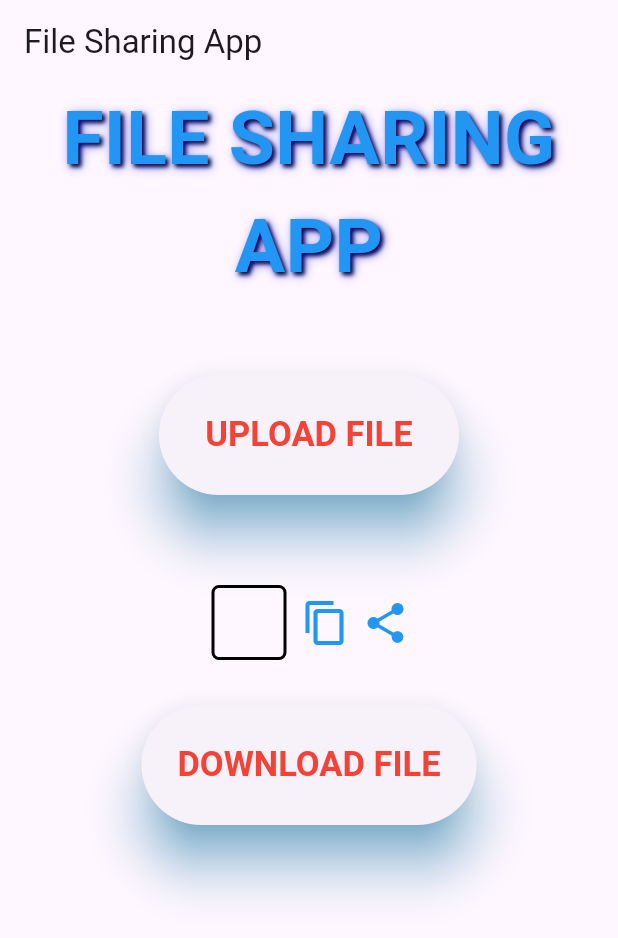
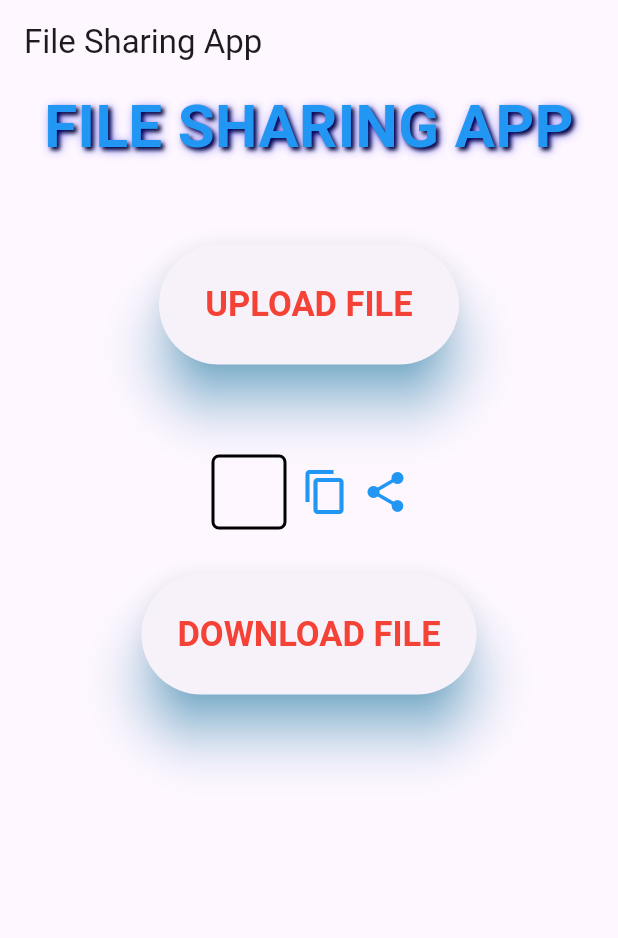
Before and after one commit to OpenLake/File-Sharing-App, a Flutter app: the screen it shows after launch, after a tap on "UPLOAD FILE", on a phone screen of 412 x 824 dp. Shown: the top 938 px of the screen. Run offline on Flutter 3.47's test engine with Material 3 defaults, Android fonts, the phone set to English and light mode, and no system bars; our stand-ins replace file_picker, share_plus.

Commit message:
updating documentation

```diff
--- a/filesharing/lib/main.dart
+++ b/filesharing/lib/main.dart
@@ -30,12 +30,14 @@ class MyHomePage extends StatefulWidget {
 
 class _MyHomePageState extends State<MyHomePage> {
   String download = "";
-  String? uploadedFilename; // Store the uploaded filename
+  String? uploadedFilename;
+  bool isUploading = false; // Track upload state
+  bool isDownloading = false; // Track download state
 
   Future<void> share() async {
     await Share.share(
-      'Example share text\nhttps://flutter.dev/',
-      subject: 'Example share',
+      download.isEmpty ? 'No file URL available' : 'Shared file URL: $download',
+      subject: 'Shared File URL',
     );
   }
 
@@ -56,7 +58,7 @@ class _MyHomePageState extends State<MyHomePage> {
                 style: TextStyle(
                   fontWeight: FontWeight.bold,
                   color: Colors.blue,
-                  fontSize: 50,
+                  fontSize: 40, // Reduced for better responsiveness
                   shadows: <Shadow>[
                     Shadow(
                       offset: Offset(2.0, 2.0),
@@ -73,8 +75,13 @@ class _MyHomePageState extends State<MyHomePage> {
               ),
               const SizedBox(height: 50),
               ElevatedButton(
-                onPressed: () async {
-                  final currentContext = context; // Store context before async
+                onPressed: isUploading
+                    ? null
+                    : () async {
+                        setState(() {
+                          isUploading = true;
+                        });
+                        final currentContext = context;
                         try {
                           FilePickerResult? result =
                               await FilePicker.platform.pickFiles(
@@ -82,10 +89,11 @@ class _MyHomePageState extends State<MyHomePage> {
                             allowMultiple: false,
                           );
 
-                    if (result != null && result.files.single.path != null) {
+                          if (result != null &&
+                              result.files.single.path != null) {
                             var request = http.MultipartRequest(
                               'POST',
-                        Uri.parse('http://10.3.10.222:8000/upload'),
+                              Uri.parse('http://127.0.0.1:8000/upload'),
                             );
                             request.files.add(
                               await http.MultipartFile.fromPath(
@@ -97,19 +105,25 @@ class _MyHomePageState extends State<MyHomePage> {
                             var response = await request.send();
                             if (mounted && currentContext.mounted) {
                               if (response.statusCode == 200) {
-                          // Read the response body (presigned URL and success message)
                                 final responseBody =
                                     await response.stream.bytesToString();
                                 setState(() {
                                   download = responseBody.split('\n').first;
                                   uploadedFilename = result.files.single.name;
+                                  isUploading = false;
                                 });
-                          ScaffoldMessenger.of(currentContext).showSnackBar(
+                                ScaffoldMessenger.of(currentContext)
+                                    .showSnackBar(
                                   const SnackBar(
-                                content: Text("File uploaded successfully")),
+                                      content:
+                                          Text("File uploaded successfully")),
                                 );
                               } else {
-                          ScaffoldMessenger.of(currentContext).showSnackBar(
+                                setState(() {
+                                  isUploading = false;
+                                });
+                                ScaffoldMessenger.of(currentContext)
+                                    .showSnackBar(
                                   SnackBar(
                                     content: Text(
                                         "File upload failed: ${response.statusCode}"),
@@ -117,11 +131,19 @@ class _MyHomePageState extends State<MyHomePage> {
                                 );
                               }
                             }
+                          } else {
+                            setState(() {
+                              isUploading = false;
+                            });
                           }
                         } catch (e) {
+                          setState(() {
+                            isUploading = false;
+                          });
                           if (mounted && currentContext.mounted) {
                             ScaffoldMessenger.of(currentContext).showSnackBar(
-                        SnackBar(content: Text("Error uploading file: $e")),
+                              SnackBar(
+                                  content: Text("Error uploading file: $e")),
                             );
                           }
                         }
@@ -134,7 +156,13 @@ class _MyHomePageState extends State<MyHomePage> {
                   elevation: 15,
                   minimumSize: const Size(200, 80),
                 ),
-                child: const Text('UPLOAD FILE'),
+                child: isUploading
+                    ? const SizedBox(
+                        width: 20,
+                        height: 20,
+                        child: CircularProgressIndicator(color: Colors.white),
+                      )
+                    : const Text('UPLOAD FILE'),
               ),
               const SizedBox(height: 50),
               Row(
@@ -189,31 +217,46 @@ class _MyHomePageState extends State<MyHomePage> {
               ),
               const SizedBox(height: 20),
               ElevatedButton(
-                onPressed: () async {
+                onPressed: isDownloading
+                    ? null
+                    : () async {
+                        setState(() {
+                          isDownloading = true;
+                        });
                         final currentContext = context;
                         try {
-                    if (uploadedFilename == null || uploadedFilename!.isEmpty) {
+                          if (uploadedFilename == null ||
+                              uploadedFilename!.isEmpty) {
                             if (mounted && currentContext.mounted) {
                               ScaffoldMessenger.of(currentContext).showSnackBar(
-                          const SnackBar(content: Text("No file uploaded yet")),
+                                const SnackBar(
+                                    content: Text("No file uploaded yet")),
                               );
                             }
+                            setState(() {
+                              isDownloading = false;
+                            });
                             return;
                           }
                           final response = await http.get(
                             Uri.parse(
-                          'http://10.3.10.222:8000/download?filename=$uploadedFilename'),
+                                'http://127.0.0.1:8000/download?filename=$uploadedFilename'),
                           );
                           if (mounted && currentContext.mounted) {
                             if (response.statusCode == 200) {
                               setState(() {
                                 download = response.body;
+                                isDownloading = false;
                               });
                               ScaffoldMessenger.of(currentContext).showSnackBar(
                                 const SnackBar(
-                              content: Text("File URL retrieved successfully")),
+                                    content: Text(
+                                        "File URL retrieved successfully")),
                               );
                             } else {
+                              setState(() {
+                                isDownloading = false;
+                              });
                               ScaffoldMessenger.of(currentContext).showSnackBar(
                                 SnackBar(
                                     content: Text(
@@ -222,10 +265,14 @@ class _MyHomePageState extends State<MyHomePage> {
                             }
                           }
                         } catch (e) {
+                          setState(() {
+                            isDownloading = false;
+                          });
                           if (mounted && currentContext.mounted) {
                             ScaffoldMessenger.of(currentContext).showSnackBar(
                               SnackBar(
-                            content: Text("Error retrieving file URL: $e")),
+                                  content:
+                                      Text("Error retrieving file URL: $e")),
                             );
                           }
                         }
@@ -238,7 +285,13 @@ class _MyHomePageState extends State<MyHomePage> {
                   elevation: 15,
                   minimumSize: const Size(200, 80),
                 ),
-                child: const Text('DOWNLOAD FILE'),
+                child: isDownloading
+                    ? const SizedBox(
+                        width: 20,
+                        height: 20,
+                        child: CircularProgressIndicator(color: Colors.white),
+                      )
+                    : const Text('DOWNLOAD FILE'),
               ),
             ],
           ),
```
Also changed, not shown: 3 other files. Lines whose indentation alone changed are shown as unchanged.
